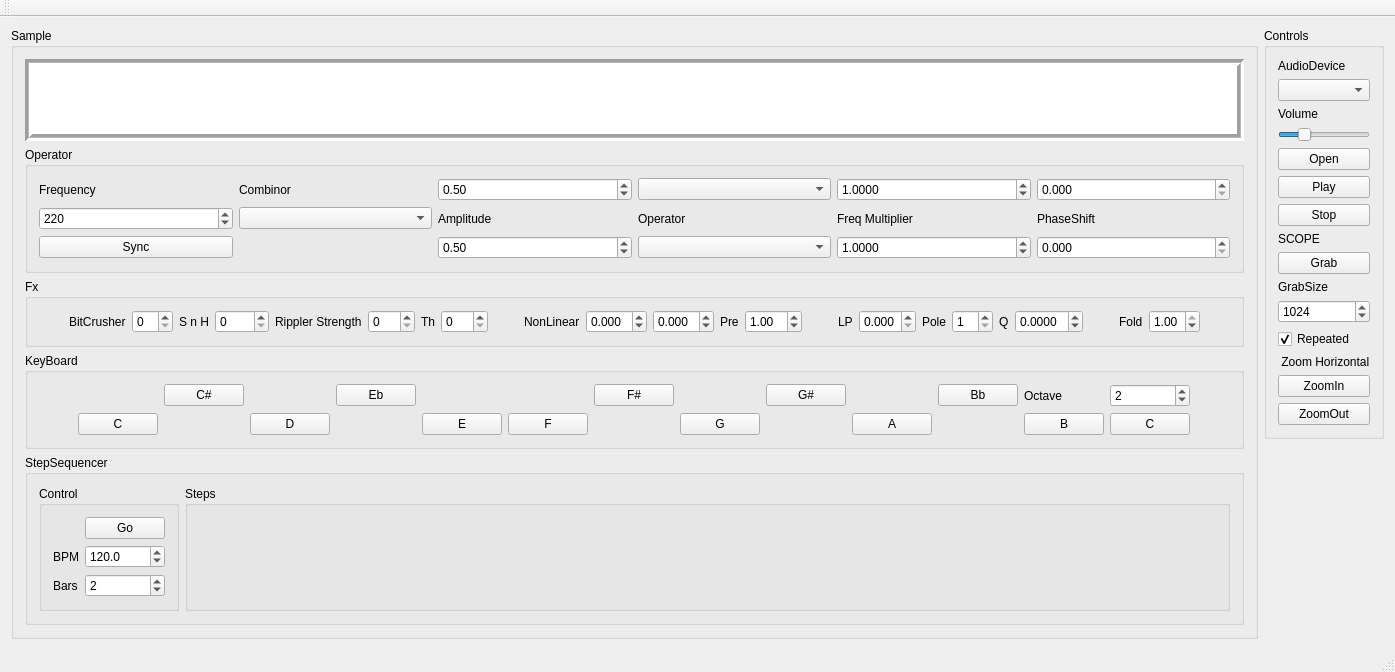
Old version of the form Synth7/mainwindow.ui in the repository djeemie2000/SynthPlayground.
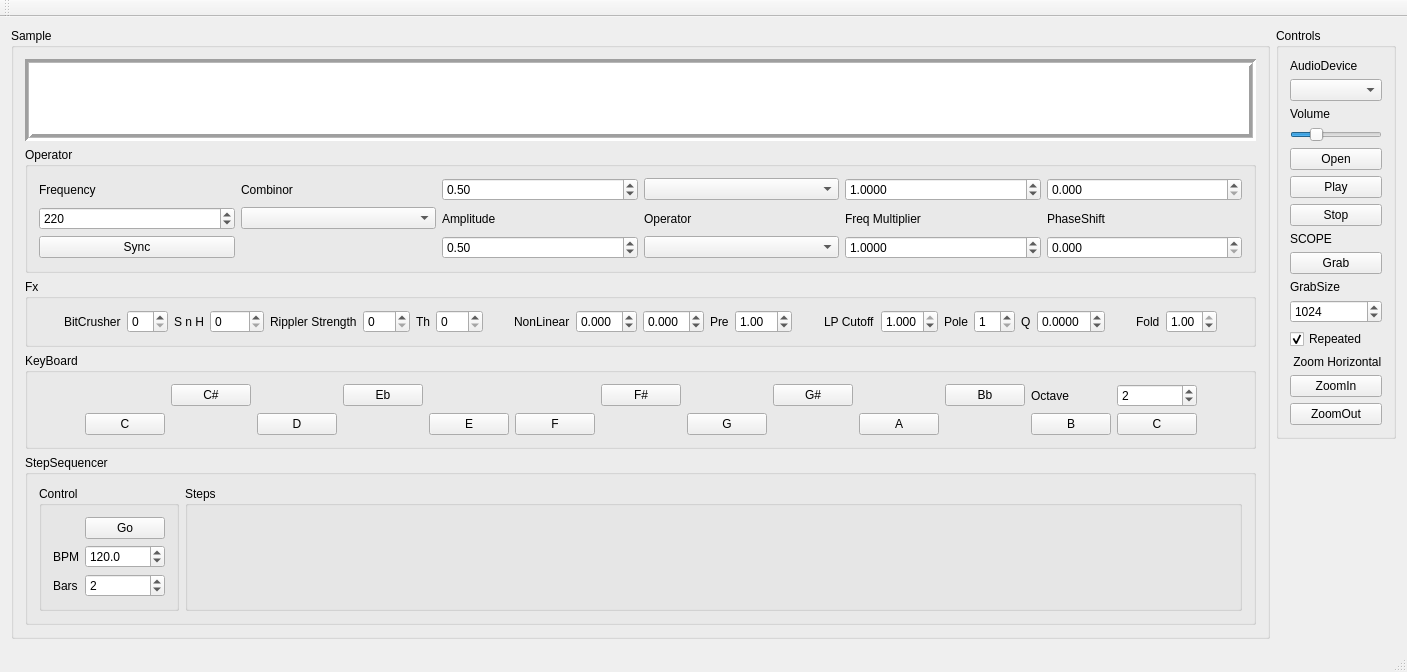
New version of the form.

Commit message: LP filter parameter inverted #15

```diff
--- a/Synth7/mainwindow.ui
+++ b/Synth7/mainwindow.ui
@@ -6,7 +6,7 @@
    <rect>
     <x>0</x>
     <y>0</y>
-    <width>1395</width>
+    <width>1407</width>
     <height>669</height>
    </rect>
   </property>
@@ -397,7 +397,7 @@
           <item>
            <widget class="QLabel" name="label_20">
             <property name="text">
-             <string>LP</string>
+             <string>LP Cutoff</string>
             </property>
            </widget>
           </item>
@@ -412,6 +412,9 @@
             <property name="singleStep">
              <double>0.010000000000000</double>
             </property>
+            <property name="value">
+             <double>1.000000000000000</double>
+            </property>
            </widget>
           </item>
           <item>
```
Left out of the diff: 2 changed lines with no effect on the pictures. The commit also changes 1 other file.
